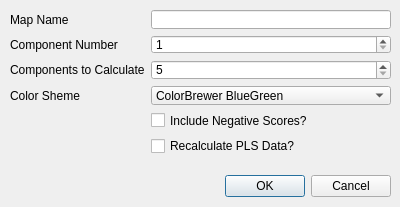
VespucciProject/Vespucci, file plsdialog.ui: the form before one commit.
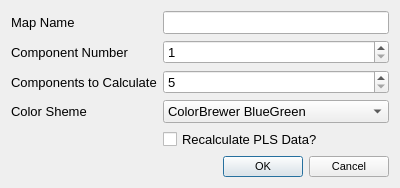
The form after the commit.

The edit to the form file:
```diff
--- a/plsdialog.ui
+++ b/plsdialog.ui
@@ -7,41 +7,18 @@
     <x>0</x>
     <y>0</y>
     <width>400</width>
-    <height>207</height>
+    <height>168</height>
    </rect>
   </property>
+  <property name="font">
+   <font>
+    <pointsize>10</pointsize>
+   </font>
+  </property>
   <property name="windowTitle">
-   <string>Partial Least Squares</string>
-  </property>
-  <widget class="QDialogButtonBox" name="buttonBox">
-   <property name="geometry">
-    <rect>
-     <x>50</x>
-     <y>170</y>
-     <width>341</width>
-     <height>32</height>
-    </rect>
-   </property>
-   <property name="orientation">
-    <enum>Qt::Horizontal</enum>
-   </property>
-   <property name="standardButtons">
-    <set>QDialogButtonBox::Cancel|QDialogButtonBox::Ok</set>
-   </property>
-  </widget>
-  <widget class="QWidget" name="formLayoutWidget">
-   <property name="geometry">
-    <rect>
-     <x>10</x>
-     <y>10</y>
-     <width>381</width>
-     <height>146</height>
-    </rect>
+   <string>Partial Least Squares Image</string>
    </property>
    <layout class="QFormLayout" name="formLayout">
-    <property name="fieldGrowthPolicy">
-     <enum>QFormLayout::AllNonFixedFieldsGrow</enum>
-    </property>
     <item row="0" column="0">
      <widget class="QLabel" name="label">
       <property name="text">
@@ -69,6 +46,20 @@
       </property>
      </widget>
     </item>
+   <item row="2" column="0">
+    <widget class="QLabel" name="label_4">
+     <property name="text">
+      <string>Components to Calculate</string>
+     </property>
+    </widget>
+   </item>
+   <item row="2" column="1">
+    <widget class="QSpinBox" name="componentsToCalculatespinBox">
+     <property name="minimum">
+      <number>5</number>
+     </property>
+    </widget>
+   </item>
     <item row="3" column="0">
      <widget class="QLabel" name="label_3">
       <property name="text">
@@ -76,13 +67,6 @@
       </property>
      </widget>
     </item>
-    <item row="4" column="1">
-     <widget class="QCheckBox" name="checkBox">
-      <property name="text">
-       <string>Include Negative Scores?</string>
-      </property>
-     </widget>
-    </item>
     <item row="3" column="1">
      <widget class="QComboBox" name="gradientComboBox">
       <property name="toolTip">
@@ -288,29 +272,29 @@
       </item>
      </widget>
     </item>
-    <item row="5" column="1">
+   <item row="4" column="1">
      <widget class="QCheckBox" name="recalculateCheckBox">
       <property name="text">
        <string>Recalculate PLS Data?</string>
       </property>
      </widget>
     </item>
-    <item row="2" column="0">
-     <widget class="QLabel" name="label_4">
-      <property name="text">
-       <string>Components to Calculate</string>
-      </property>
-     </widget>
-    </item>
-    <item row="2" column="1">
-     <widget class="QSpinBox" name="componentsToCalculatespinBox">
-      <property name="minimum">
-       <number>5</number>
+   <item row="5" column="1">
+    <widget class="QDialogButtonBox" name="buttonBox">
+     <property name="font">
+      <font>
+       <pointsize>8</pointsize>
+      </font>
+     </property>
+     <property name="orientation">
+      <enum>Qt::Horizontal</enum>
+     </property>
+     <property name="standardButtons">
+      <set>QDialogButtonBox::Cancel|QDialogButtonBox::Ok</set>
       </property>
      </widget>
     </item>
    </layout>
-  </widget>
  </widget>
  <resources/>
  <connections>
```
Lines whose indentation alone changed are shown as unchanged.
